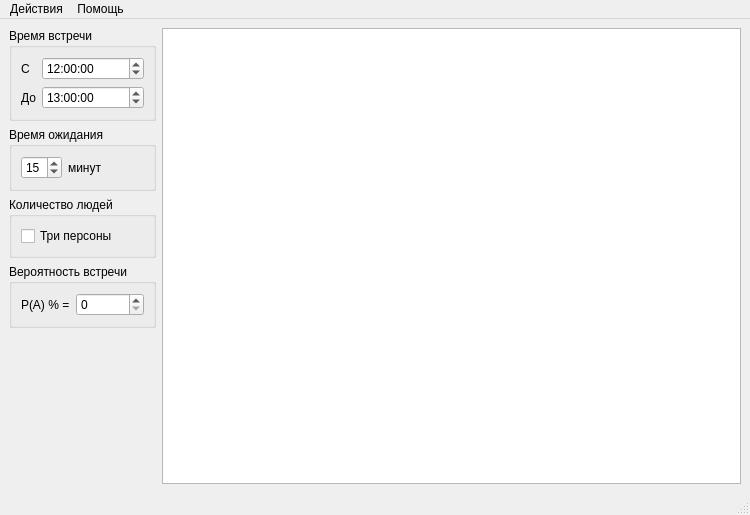
Above: src/mainwindow.ui from HandsAndKeyboards/AppointmentProblem before the change. Below: the same form after it.
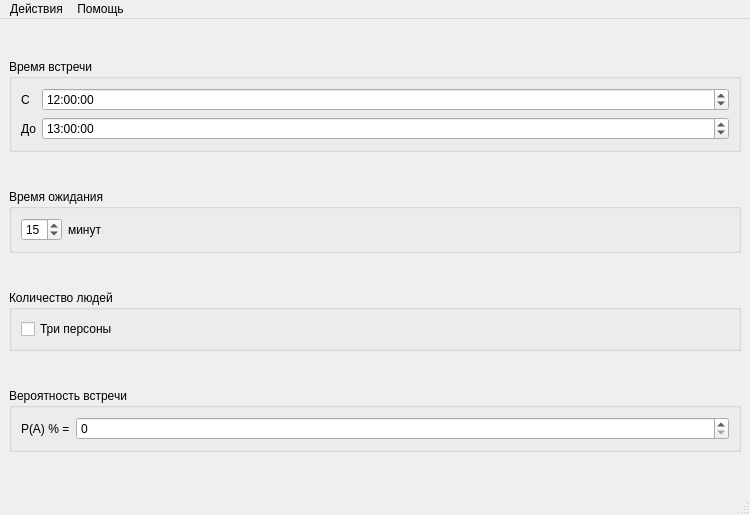
That is the form after the change.

Commit message: интерфейс переведен с QGraphicsScere на Qt3D

```diff
--- a/src/mainwindow.ui
+++ b/src/mainwindow.ui
@@ -13,75 +13,8 @@
   <property name="windowTitle">
    <string>MainWindow</string>
   </property>
-  <widget class="QWidget" name="centralwidget">
-   <layout class="QGridLayout" name="gridLayout_2">
-    <item row="0" column="2" rowspan="5">
-     <widget class="QGraphicsView" name="chartGraphicsView">
-      <property name="sizePolicy">
-       <sizepolicy hsizetype="Expanding" vsizetype="Preferred">
-        <horstretch>0</horstretch>
-        <verstretch>0</verstretch>
-       </sizepolicy>
-      </property>
-     </widget>
-    </item>
-    <item row="3" column="0" colspan="2">
-     <widget class="QGroupBox" name="meetingProbabilityGroupBox">
-      <property name="sizePolicy">
-       <sizepolicy hsizetype="Preferred" vsizetype="Maximum">
-        <horstretch>0</horstretch>
-        <verstretch>0</verstretch>
-       </sizepolicy>
-      </property>
-      <property name="title">
-       <string>Вероятность встречи</string>
-      </property>
-      <layout class="QFormLayout" name="formLayout_3">
-       <item row="0" column="0">
-        <widget class="QLabel" name="probabilityPercentageLabel">
-         <property name="maximumSize">
-          <size>
-           <width>16777215</width>
-           <height>16777215</height>
-          </size>
-         </property>
-         <property name="text">
-          <string>P(A) % =</string>
-         </property>
-        </widget>
-       </item>
-       <item row="0" column="1">
-        <widget class="QSpinBox" name="probabilityPercentageSpinBox">
-         <property name="maximum">
-          <number>100</number>
-         </property>
-        </widget>
-       </item>
-      </layout>
-     </widget>
-    </item>
-    <item row="2" column="0" colspan="2">
-     <widget class="QGroupBox" name="amountOfPersonsGroupBox">
-      <property name="sizePolicy">
-       <sizepolicy hsizetype="Preferred" vsizetype="Maximum">
-        <horstretch>0</horstretch>
-        <verstretch>0</verstretch>
-       </sizepolicy>
-      </property>
-      <property name="title">
-       <string>Количество людей</string>
-      </property>
-      <layout class="QHBoxLayout" name="horizontalLayout">
-       <item>
-        <widget class="QCheckBox" name="threePersonsCheckBox">
-         <property name="text">
-          <string>Три персоны</string>
-         </property>
-        </widget>
-       </item>
-      </layout>
-     </widget>
-    </item>
+        <widget class="QWidget" name="centralWidget">
+            <layout class="QGridLayout" name="gridLayout">
     <item row="0" column="0" colspan="2">
      <widget class="QGroupBox" name="meetTimeGroupBox">
       <property name="sizePolicy">
@@ -163,6 +96,28 @@
       </layout>
      </widget>
     </item>
+                <item row="2" column="0" colspan="2">
+                    <widget class="QGroupBox" name="amountOfPersonsGroupBox">
+                        <property name="sizePolicy">
+                            <sizepolicy hsizetype="Preferred" vsizetype="Maximum">
+                                <horstretch>0</horstretch>
+                                <verstretch>0</verstretch>
+                            </sizepolicy>
+                        </property>
+                        <property name="title">
+                            <string>Количество людей</string>
+                        </property>
+                        <layout class="QHBoxLayout" name="horizontalLayout">
+                            <item>
+                                <widget class="QCheckBox" name="threePersonsCheckBox">
+                                    <property name="text">
+                                        <string>Три персоны</string>
+                                    </property>
+                                </widget>
+                            </item>
+                        </layout>
+                    </widget>
+                </item>
     <item row="1" column="0" colspan="2">
      <widget class="QGroupBox" name="waitTimeGroupBox">
       <property name="sizePolicy">
@@ -198,6 +153,41 @@
       </layout>
      </widget>
     </item>
+                <item row="3" column="0" colspan="2">
+                    <widget class="QGroupBox" name="meetingProbabilityGroupBox">
+                        <property name="sizePolicy">
+                            <sizepolicy hsizetype="Preferred" vsizetype="Maximum">
+                                <horstretch>0</horstretch>
+                                <verstretch>0</verstretch>
+                            </sizepolicy>
+                        </property>
+                        <property name="title">
+                            <string>Вероятность встречи</string>
+                        </property>
+                        <layout class="QFormLayout" name="formLayout_3">
+                            <item row="0" column="0">
+                                <widget class="QLabel" name="probabilityPercentageLabel">
+                                    <property name="maximumSize">
+                                        <size>
+                                            <width>16777215</width>
+                                            <height>16777215</height>
+                                        </size>
+                                    </property>
+                                    <property name="text">
+                                        <string>P(A) % =</string>
+                                    </property>
+                                </widget>
+                            </item>
+                            <item row="0" column="1">
+                                <widget class="QSpinBox" name="probabilityPercentageSpinBox">
+                                    <property name="maximum">
+                                        <number>100</number>
+                                    </property>
+                                </widget>
+                            </item>
+                        </layout>
+                    </widget>
+                </item>
    </layout>
   </widget>
   <widget class="QMenuBar" name="menubar">
```
Left out of the diff: 2 changed lines with no effect on the pictures. Lines whose indentation alone changed are shown as unchanged. The commit also changes 3 other files.
